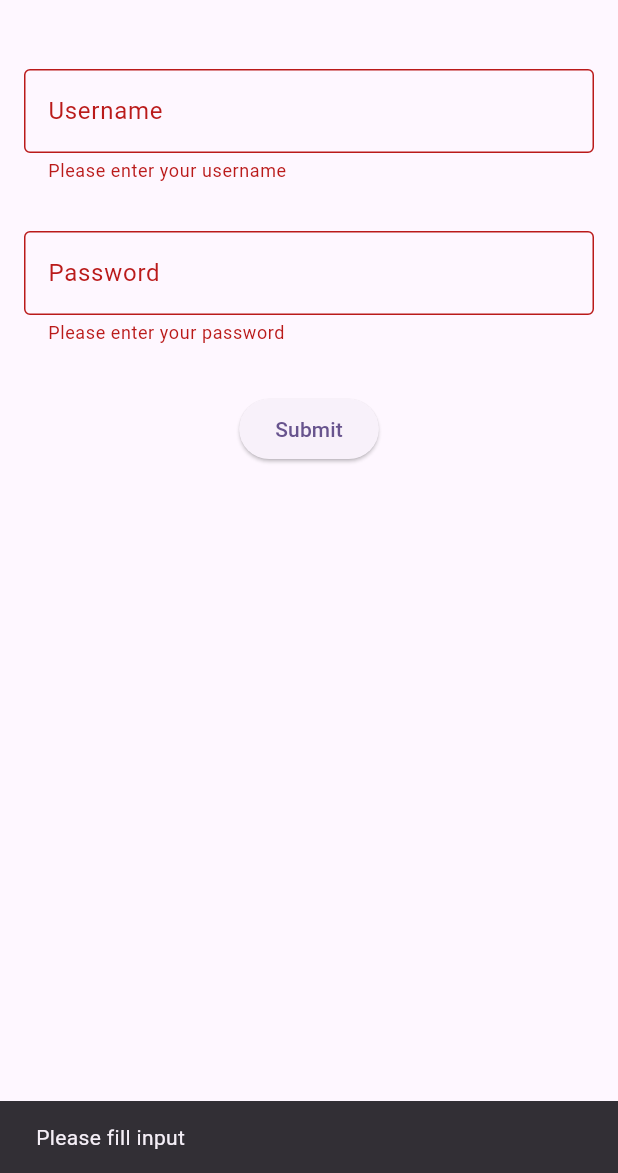
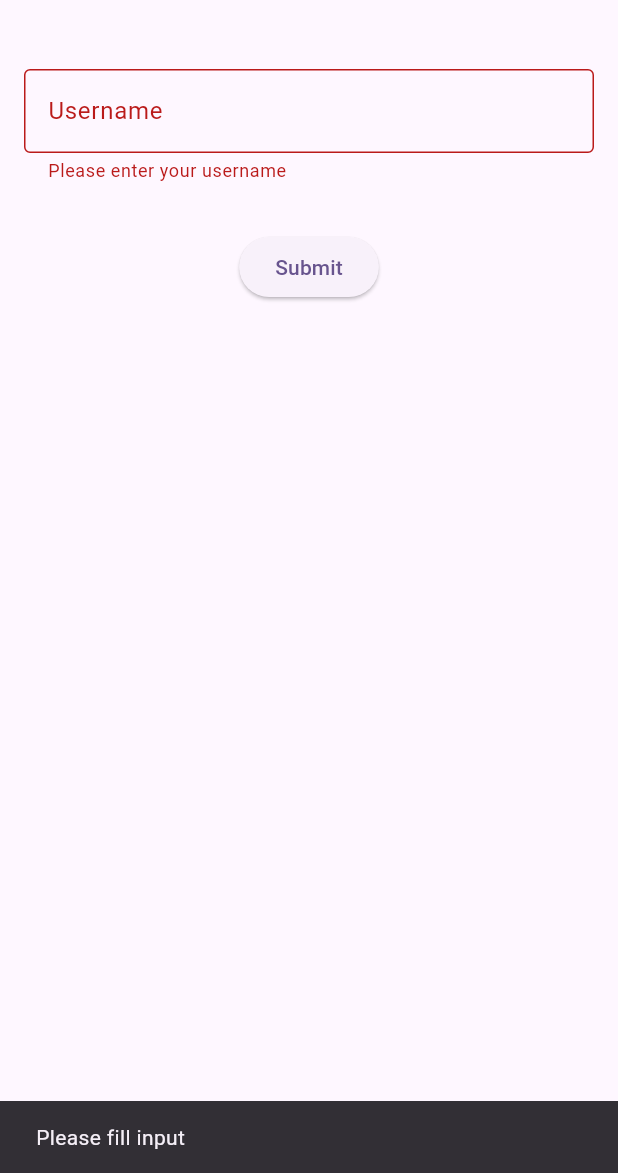
Before and after one commit to ppixton/movie_bracket, a Flutter app: the screen it shows after launch, after a tap on "Submit", on a phone screen of 412 x 824 dp, the part 63-1236 px from its top. Run offline on Flutter 3.47's test engine with Material 2 defaults, Android fonts, the phone set to English and light mode, and no system bars.

Commit message:
removed password for v1

```diff
--- a/lib/main.dart
+++ b/lib/main.dart
@@ -32,7 +32,6 @@ class Login extends StatefulWidget {
 class _LoginState extends State<Login> {
   final _formKey = GlobalKey<FormState>();
   TextEditingController userController = TextEditingController();
-  TextEditingController passwordController = TextEditingController();
 
   @override
   Widget build(BuildContext context) {
@@ -64,29 +63,12 @@ class _LoginState extends State<Login> {
               ),
               Padding(
                 padding:
-                    const EdgeInsets.symmetric(horizontal: 8, vertical: 16),
-                child: TextFormField(
-                  controller: passwordController,
-                  obscureText: true,
-                  decoration: const InputDecoration(
-                      border: OutlineInputBorder(), labelText: "Password"),
-                  validator: (value) {
-                    if (value == null || value.isEmpty) {
-                      return 'Please enter your password';
-                    }
-                    return null;
-                  },
-                ),
-              ),
-              Padding(
-                padding:
                     const EdgeInsets.symmetric(horizontal: 8, vertical: 16.0),
                 child: Center(
                   child: ElevatedButton(
                     onPressed: () {
                       if (_formKey.currentState!.validate()) {
-                        if (userController.text == "parker" &&
-                            passwordController.text == "password") {
+                        if (userController.text == "parker") {
                           Navigator.push(
                             context,
                             MaterialPageRoute(
```
